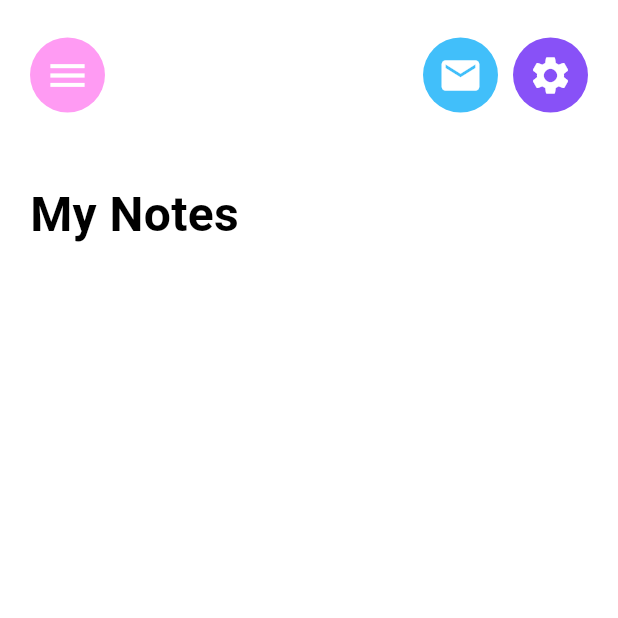
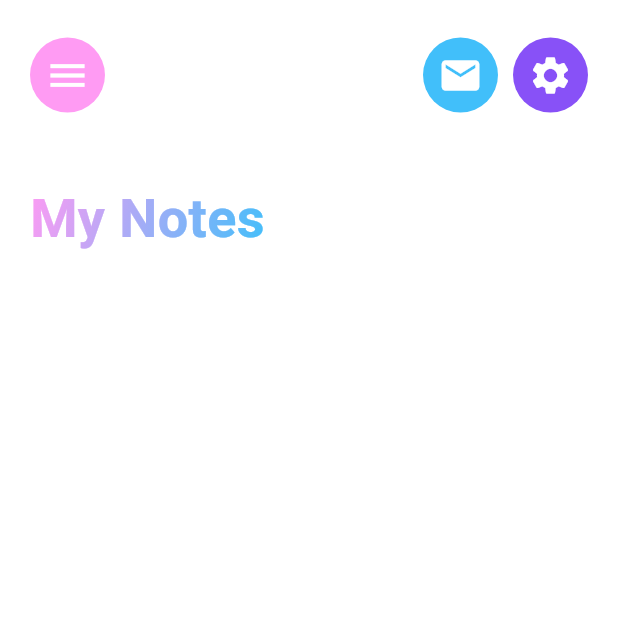
Before and after one commit to JackyMonder/Daily_Tracker, a Flutter app: the screen it shows after launch, on a phone screen of 412 x 824 dp, the top half of it. Run offline on Flutter 3.47's test engine with Material 3 defaults, Android fonts, the light colour scheme and no system bars.

Commit message:
Masked text's color

```diff
--- a/lib/utils/notesection.dart
+++ b/lib/utils/notesection.dart
@@ -11,12 +11,19 @@ class NotesSection extends StatelessWidget {
       child: Column (
         crossAxisAlignment: CrossAxisAlignment.start,
         children: [
-          Text(
-            "My Notes",
-            style: TextStyle(
-              fontSize: 32,
-              fontWeight: FontWeight.bold,
-              color: Colors.black
+          ShaderMask(
+            shaderCallback: (bounds) => LinearGradient(
+            colors: [Color.fromARGB(255, 255, 155, 243), Color.fromARGB(255, 65, 191, 250)],
+            begin: Alignment.topLeft,
+            end: Alignment.bottomRight,
+          ).createShader(bounds),
+            child: Text(
+              "My Notes",
+              style: TextStyle(
+                fontSize: 36,
+                fontWeight: FontWeight.bold,
+                color: Colors.white, // This color will be masked by the shader
+              )
             )
           )
         ],
```
